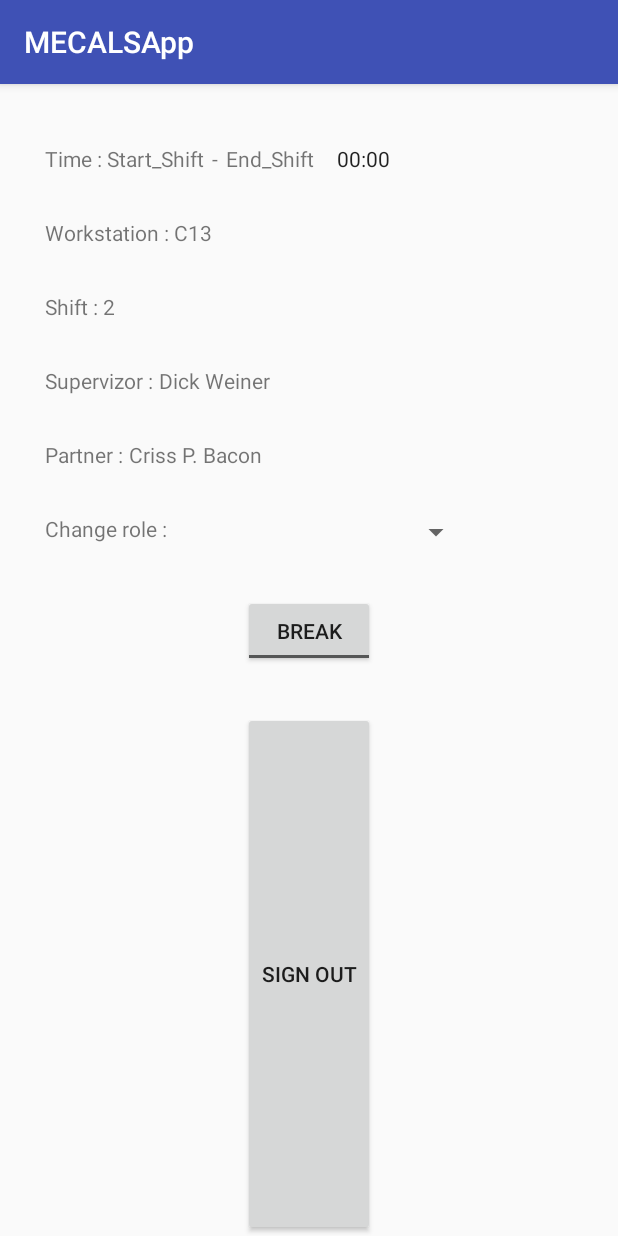
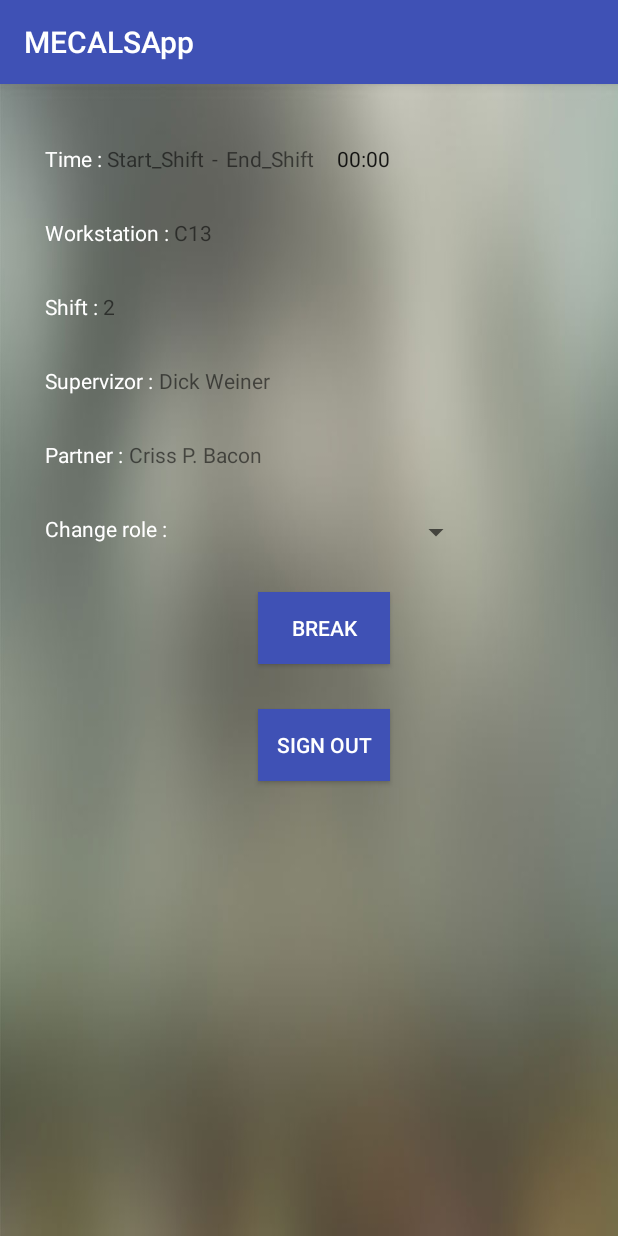
Before and after one commit to SPA-MECALS/App, an Android app: the HomeActivity screen opened directly, with no data from a screen before it, on a phone screen of 412 x 824 dp. Run offline under Robolectric (Android 15) with nearby library versions, the phone set to English and light mode, and no system bars.

Commit message:
user interface updated

```diff
--- a/app/src/main/res/layout/home_page.xml
+++ b/app/src/main/res/layout/home_page.xml
@@ -1,6 +1,7 @@
 <?xml version="1.0" encoding="utf-8"?>
 <RelativeLayout xmlns:android="http://schemas.android.com/apk/res/android"
-    android:layout_width="match_parent" android:layout_height="match_parent">
+    android:layout_width="match_parent" android:layout_height="match_parent"
+    android:background="@drawable/bc">
 
     <TextView
         android:text="Time : "
@@ -10,7 +11,8 @@
         android:layout_alignParentStart="true"
         android:layout_marginStart="30dp"
         android:layout_marginTop="40dp"
-        android:id="@+id/timeTag" />
+        android:id="@+id/timeTag"
+        android:textColor="@android:color/background_light" />
 
     <TextView
         android:text="Workstation : "
@@ -19,7 +21,8 @@
         android:layout_marginTop="30dp"
         android:id="@+id/workstationNameTag"
         android:layout_below="@+id/timeTag"
-        android:layout_alignStart="@+id/timeTag" />
+        android:layout_alignStart="@+id/timeTag"
+        android:textColor="@android:color/background_light" />
 
     <TextView
         android:text="Shift : "
@@ -28,7 +31,8 @@
         android:layout_marginTop="30dp"
         android:id="@+id/shiftNameTag"
         android:layout_below="@+id/workstationNameTag"
-        android:layout_alignStart="@+id/workstationNameTag" />
+        android:layout_alignStart="@+id/workstationNameTag"
+        android:textColor="@android:color/background_light" />
 
     <TextView
         android:text="Supervizor : "
@@ -37,7 +41,8 @@
         android:layout_marginTop="30dp"
         android:id="@+id/supervizorNameTag"
         android:layout_below="@+id/shiftNameTag"
-        android:layout_alignStart="@+id/shiftNameTag" />
+        android:layout_alignStart="@+id/shiftNameTag"
+        android:textColor="@android:color/background_light" />
 
     <TextView
         android:text="Partner : "
@@ -46,7 +51,8 @@
         android:layout_marginTop="30dp"
         android:id="@+id/partnerNameTag"
         android:layout_below="@+id/supervizorNameTag"
-        android:layout_alignStart="@+id/supervizorNameTag" />
+        android:layout_alignStart="@+id/supervizorNameTag"
+        android:textColor="@android:color/background_light" />
 
     <TextView
         android:text="Change role : "
@@ -55,7 +61,8 @@
         android:layout_below="@+id/partnerNameTag"
         android:layout_alignStart="@+id/timeTag"
         android:layout_marginTop="30dp"
-        android:id="@+id/changeRoleTag" />
+        android:id="@+id/changeRoleTag"
+        android:textColor="@android:color/background_light" />
 
     <TextView
         android:text="Start_Shift"
@@ -130,29 +137,33 @@
         android:layout_toEndOf="@+id/changeRoleTag"
         android:id="@+id/spinner2" />
 
+    <!--android:layout_above="@+id/signoutButton"-->
+
     <ToggleButton
         android:text="ToggleButton"
         android:layout_width="wrap_content"
         android:layout_height="wrap_content"
-        android:layout_alignEnd="@+id/signoutButton"
-        android:layout_below="@+id/spinner2"
         android:id="@+id/toggleButton1"
         android:onClick="onBreak"
         android:textOff="Break"
         android:textOn="Resume"
-        android:layout_marginTop="30dp"/>
-    <!--android:layout_above="@+id/signoutButton"-->
+        android:layout_marginTop="28dp"
+        android:layout_below="@+id/spinner2"
+        android:layout_alignStart="@+id/signoutButton"
+        android:textColor="@android:color/background_light"
+        android:background="@color/colorPrimary" />
 
     <Button
         android:text="Sign out"
         android:layout_width="wrap_content"
         android:layout_height="wrap_content"
-        android:layout_alignParentBottom="true"
-        android:layout_centerHorizontal="true"
         android:onClick="onSignOut"
         android:layout_marginTop="30dp"
+        android:id="@+id/signoutButton"
+        android:textColor="@android:color/background_light"
         android:layout_below="@+id/toggleButton1"
-        android:id="@+id/signoutButton" />
+        android:layout_alignEnd="@+id/chronometer1"
+        android:background="@color/colorPrimary" />
 
 
 </RelativeLayout>
```
Also changed, not shown: app/src/main/res/layout/login_page.xml (+37 -26 lines), app/src/main/res/layout/qr_scanner.xml (+16 -10 lines), app/src/main/res/drawable/bc.jpg (added).
